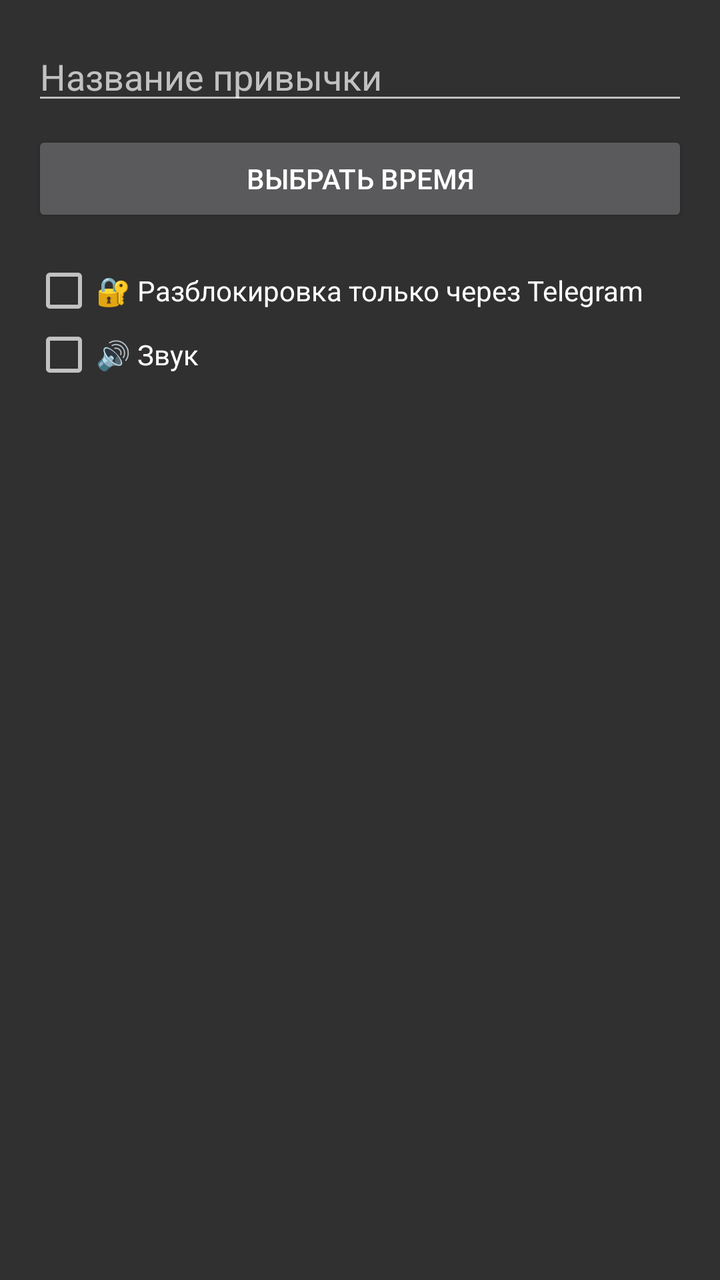
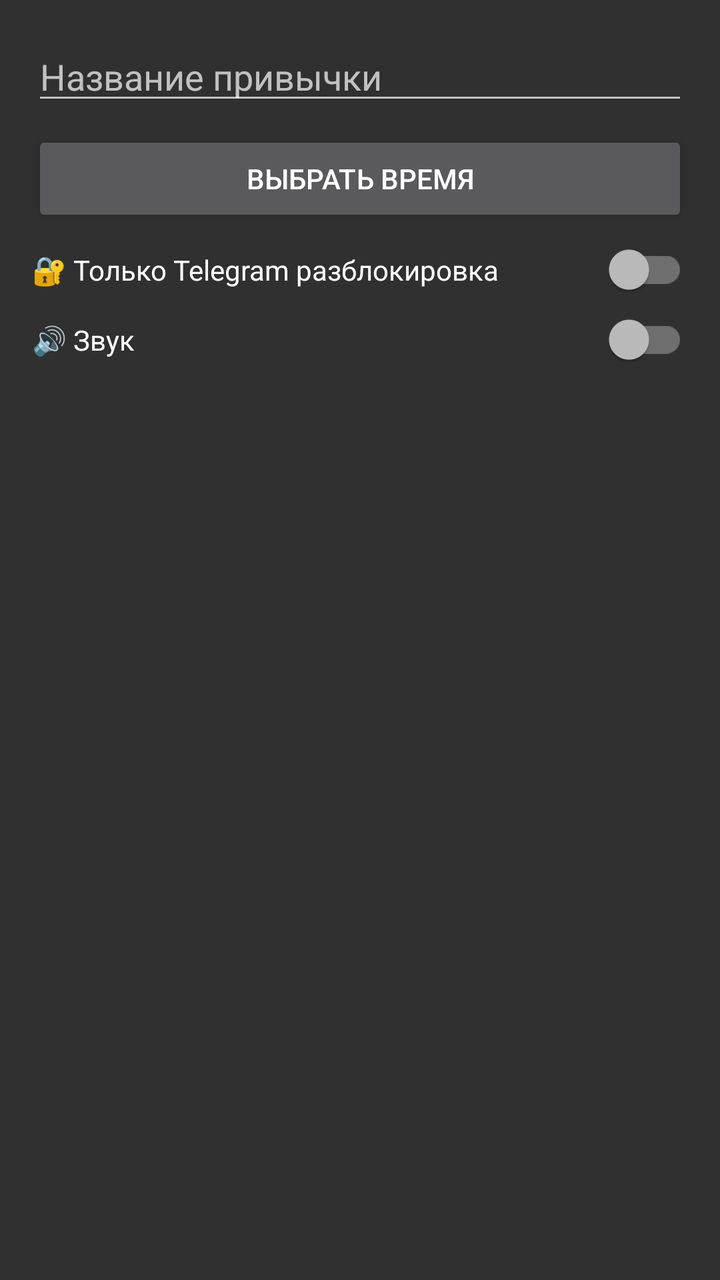

Compare the two renders of this Android layout. The source of the first and the diff that turns it into the second are given below.
<!-- AndroidManifest.xml: application theme Theme.AppCompat.NoActionBar -->
<!-- res/layout/dialog_add_habit.xml -->
<?xml version="1.0" encoding="utf-8"?>
<LinearLayout xmlns:android="http://schemas.android.com/apk/res/android"
    android:layout_width="match_parent"
    android:layout_height="wrap_content"
    android:orientation="vertical"
    android:padding="16dp">

    <EditText
        android:id="@+id/habitName"
        android:layout_width="match_parent"
        android:layout_height="wrap_content"
        android:hint="Название привычки"
        android:layout_marginBottom="8dp"/>

    <Button
        android:id="@+id/btnSelectTime"
        android:layout_width="match_parent"
        android:layout_height="wrap_content"
        android:text="Выбрать время"
        android:layout_marginBottom="16dp"/>

    <CheckBox
        android:id="@+id/chkTelegramOnly"
        android:layout_width="wrap_content"
        android:layout_height="wrap_content"
        android:text="🔐 Разблокировка только через Telegram"/>

    <CheckBox
        android:id="@+id/chkSound"
        android:layout_width="wrap_content"
        android:layout_height="wrap_content"
        android:text="🔊 Звук"/>

</LinearLayout>
<!-- resources referenced by this layout -->
<resources>

</resources>

<!-- the commit's change to res/layout/dialog_add_habit.xml (unified diff, before → after) -->
@@ -9,26 +9,27 @@
         android:id="@+id/habitName"
         android:layout_width="match_parent"
         android:layout_height="wrap_content"
-        android:hint="Название привычки"
-        android:layout_marginBottom="8dp"/>
+        android:hint="Название привычки"/>
 
     <Button
         android:id="@+id/btnSelectTime"
         android:layout_width="match_parent"
         android:layout_height="wrap_content"
-        android:text="Выбрать время"
-        android:layout_marginBottom="16dp"/>
+        android:layout_marginTop="8dp"
+        android:text="Выбрать время"/>
 
-    <CheckBox
-        android:id="@+id/chkTelegramOnly"
-        android:layout_width="wrap_content"
+    <androidx.appcompat.widget.SwitchCompat
+        android:id="@+id/switchTelegram"
+        android:layout_width="match_parent"
         android:layout_height="wrap_content"
-        android:text="🔐 Разблокировка только через Telegram"/>
+        android:layout_marginTop="8dp"
+        android:text="🔐 Только Telegram разблокировка"/>
 
-    <CheckBox
-        android:id="@+id/chkSound"
-        android:layout_width="wrap_content"
+    <androidx.appcompat.widget.SwitchCompat
+        android:id="@+id/switchSound"
+        android:layout_width="match_parent"
         android:layout_height="wrap_content"
+        android:layout_marginTop="8dp"
         android:text="🔊 Звук"/>
 
 </LinearLayout>
